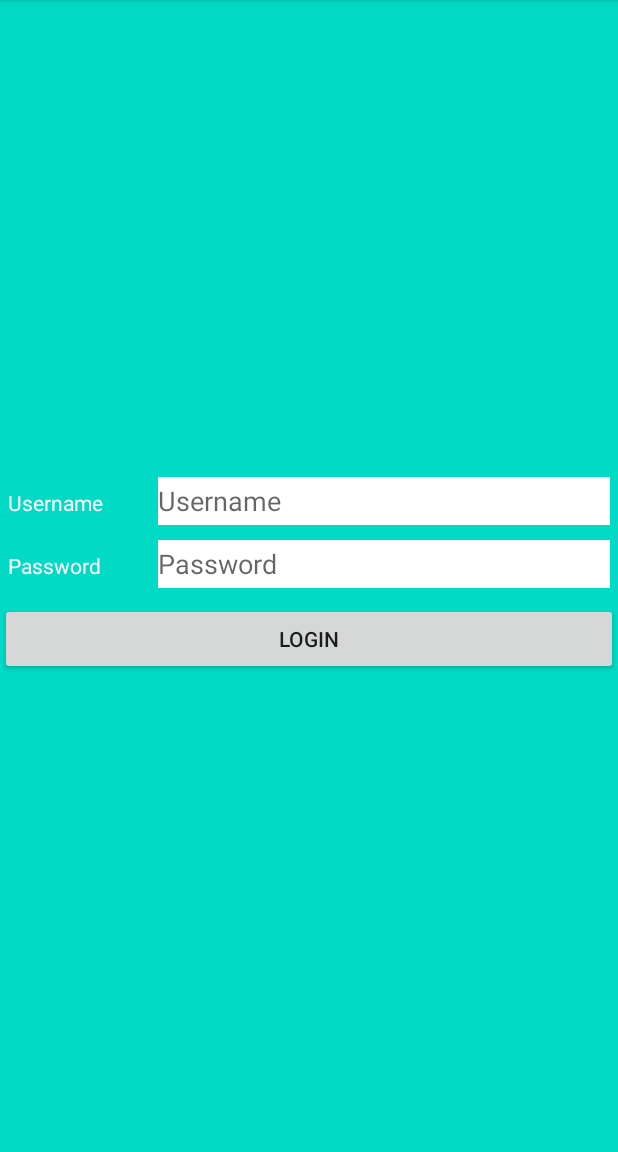
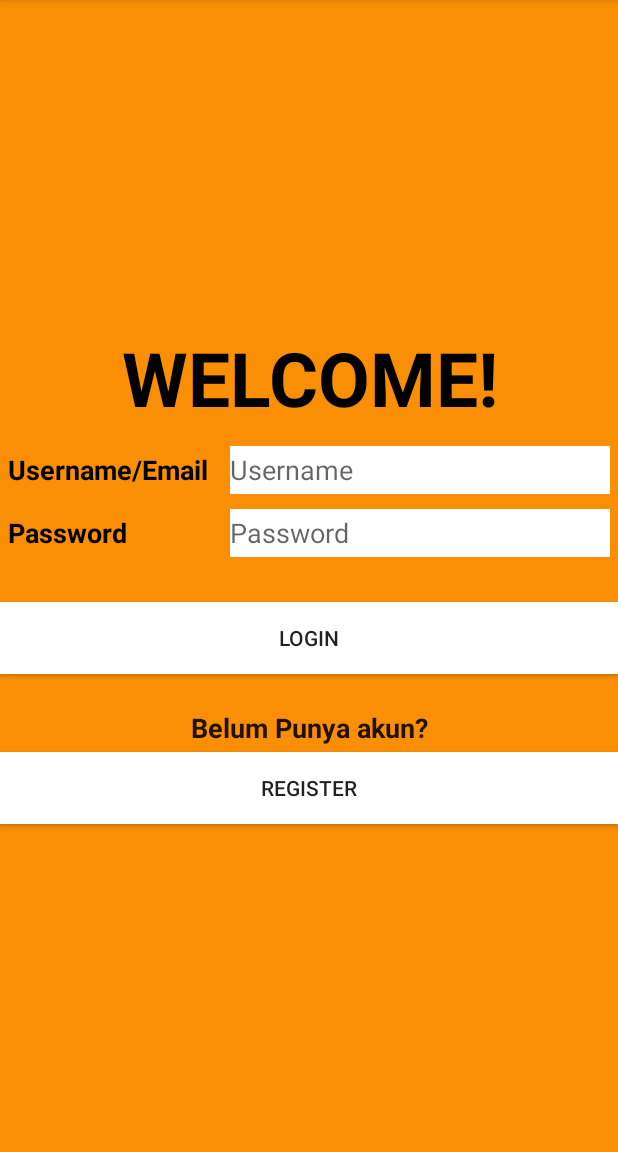
Before and after one commit to Fransiskusdeli/PemrogramanAndroid, an Android app: the screen it shows after launch (LoginActivity), after a tap on "LOGIN", on a phone screen of 412 x 824 dp, the part 84-1236 px from its top. Run offline under Robolectric (Android 15) with nearby library versions, the light colour scheme and no system bars.

Commit message:
Master commit (T7)

```diff
--- /dev/null
+++ b/HelloWorld/app/src/main/java/com/example/helloworld/DatabaseHelper.java
@@ -0,0 +1,58 @@
+package com.example.helloworld;
+
+import android.content.ContentValues;
+import android.content.Context;
+import android.database.Cursor;
+import android.database.sqlite.SQLiteDatabase;
+import android.database.sqlite.SQLiteOpenHelper;
+
+public class DatabaseHelper extends SQLiteOpenHelper {
+
+    public static final String database_name = "db_login";
+    public static final String table_name = "table_login";
+
+    public static final String row_id = "_id";
+    public static final String row_username = "Username";
+    public static final String row_password = "Password";
+
+    private SQLiteDatabase db;
+
+    public DatabaseHelper(Context context) {
+        super(context, database_name, null, 2);
+        db = getWritableDatabase();
+    }
+
+    @Override
+    public void onCreate(SQLiteDatabase db) {
+        String query = "CREATE TABLE " + table_name + "(" + row_id + " INTEGER PRIMARY KEY AUTOINCREMENT,"
+                + row_username + " TEXT," + row_password + " TEXT)";
+        db.execSQL(query);
+    }
+
+    @Override
+    public void onUpgrade(SQLiteDatabase db, int oldVersion, int newVersion) {
+        db.execSQL("DROP TABLE IF EXISTS " + table_name);
+    }
+
+    //Insert Data
+    public void insertData(ContentValues values){
+        db.insert(table_name, null, values);
+    }
+
+
+    public boolean checkUser(String username, String password){
+        String[] columns = {row_id};
+        SQLiteDatabase db = getReadableDatabase();
+        String selection = row_username + "=?" + " and " + row_password + "=?";
+        String[] selectionArgs = {username,password};
+        Cursor cursor = db.query(table_name, columns, selection, selectionArgs, null, null, null);
+        int count = cursor.getCount();
+        cursor.close();
+        db.close();
+
+        if (count>0)
+            return true;
+        else
+            return false;
+    }
+}
--- a/HelloWorld/app/src/main/java/com/example/helloworld/LoginActivity.java
+++ b/HelloWorld/app/src/main/java/com/example/helloworld/LoginActivity.java
@@ -1,9 +1,12 @@
 package com.example.helloworld;
 
 import androidx.appcompat.app.AppCompatActivity;
-
+import android.database.Cursor;
 import android.content.Intent;
+import android.os.Build;
 import android.os.Bundle;
+import android.text.Html;
+import android.text.Spanned;
 import android.view.View;
 import android.widget.Button;
 import android.widget.EditText;
@@ -16,29 +19,51 @@ public class LoginActivity extends AppCompatActivity {
     private EditText txtUsername;
     private EditText txtPassword;
     private Button btnlogin;
+    private Button btnRegister;
+    DatabaseHelper dbHelper;
 
     @Override
     protected void onCreate(Bundle savedInstanceState) {
         super.onCreate(savedInstanceState);
         setContentView(R.layout.llogin);
-        txtUsername = findViewById(R.id.txtUsername);
-        txtPassword = findViewById(R.id.txtPassword);
-        btnlogin = findViewById(R.id.btnlogin);
+        txtUsername = findViewById(R.id.usernameLogin);
+        txtPassword = findViewById(R.id.passwordLogin);
+        btnRegister = findViewById(R.id.btnRegisterLogin);
+        btnlogin = findViewById(R.id.btnloginLogin);
+        dbHelper = new DatabaseHelper(this);
+//        TextView tvCreateAccount = (TextView)findViewById(R.id.tvCreateAccount);
+
         btnlogin.setOnClickListener(new View.OnClickListener() {
             @Override
 
             public void onClick(View v) {
-                if(txtPassword.getText().toString().equals("admin") && txtUsername.getText().toString().equals("admin")){
+//                if(txtPassword.getText().toString().equals("admin") && txtUsername.getText().toString().equals("admin")){
+//
+//                    Intent i = new Intent( LoginActivity.this, HomeActivity.class);
+//                    Toast.makeText(getApplicationContext(), "Welcome "+ txtUsername.getText(),   Toast.LENGTH_LONG).show();
+//                    startActivity(i);
+//                }
+//                else{
+//                    Toast.makeText(getApplicationContext(),"Tidak ditemukan "+ txtUsername.getText(), Toast.LENGTH_LONG).show();
+//                }
+                String usernamevalue = txtUsername.getText().toString();
+                String passwordvalue = txtPassword.getText().toString();
+                Boolean res = dbHelper.checkUser(usernamevalue,passwordvalue);
+                if(res == true){
+                    Toast.makeText(LoginActivity.this, "Login Successful", Toast.LENGTH_SHORT).show();
+                    startActivity(new Intent(LoginActivity.this, HomeActivity.class));
+                }else {
+                    Toast.makeText(LoginActivity.this, "Gagal", Toast.LENGTH_SHORT).show();
+                }
 
-                    Intent i = new Intent( LoginActivity.this, HomeActivity.class);
-                    Toast.makeText(getApplicationContext(), "Welcome "+ txtUsername.getText(),   Toast.LENGTH_LONG).show();
-                    startActivity(i);
-                }
-                else{
-                    Toast.makeText(getApplicationContext(),"Tidak ditemukan "+ txtUsername.getText(), Toast.LENGTH_LONG).show();
-                }
             }
-        }
-        );
+        });
+        btnRegister.setOnClickListener(new View.OnClickListener() {
+            @Override
+            public void onClick(View v) {
+                 Intent intent= new Intent(LoginActivity.this, RegisterActivity.class);
+                 startActivity(intent);
+            }
+        });
     }
 }
--- a/HelloWorld/app/src/main/res/layout/llogin.xml
+++ b/HelloWorld/app/src/main/res/layout/llogin.xml
@@ -4,9 +4,23 @@
     android:layout_width="match_parent"
     android:layout_height="match_parent"
     android:orientation="vertical"
-    android:background="@color/colorAccent"
+    android:background="@color/kuning"
     android:gravity="center_vertical"
     tools:ignore="MissingDefaultResource">
+
+        <TextView
+            android:layout_width="match_parent"
+            android:layout_height="79dp"
+            android:layout_weight="0"
+            android:gravity="center_horizontal"
+            android:text="WELCOME!"
+            android:textColor="#000000"
+
+            android:textSize="50dp"
+            android:textStyle="bold" />
+
+
+
 
     <LinearLayout
         android:layout_width="match_parent"
@@ -18,22 +32,25 @@
         android:paddingRight="5dp">
 
         <TextView
-            android:layout_width="0dp"
+            android:layout_width="64dp"
             android:layout_height="32dp"
             android:layout_weight="0.25"
             android:gravity="center_vertical"
-            android:textColor="#FFFFFF"
-            android:text="Username" />
+            android:text="Username/Email"
+            android:textColor="#000000"
+            android:textSize="18dp"
+            android:textStyle="bold" />
 
         <EditText
-            android:id="@+id/txtUsername"
-            android:hint="Username"
+            android:id="@+id/usernameLogin"
             android:layout_width="0dp"
             android:layout_height="32dp"
             android:layout_weight="0.75"
             android:background="@color/colorWhite"
             android:gravity="center_vertical"
-            />
+            android:hint="Username"
+
+            tools:ignore="DuplicateIds" />
     </LinearLayout>
 
     <LinearLayout
@@ -48,15 +65,17 @@
 
         <TextView
             android:id="@+id/textView"
-            android:layout_width="0dp"
+            android:layout_width="64dp"
+            android:layout_height="32dp"
             android:layout_weight="0.25"
-            android:layout_height="32dp"
             android:gravity="center_vertical"
-            android:textColor="#FFFFFF"
-            android:text="Password"/>
+            android:text="Password"
+            android:textColor="#000000"
+            android:textSize="18dp"
+            android:textStyle="bold" />
 
         <EditText
-            android:id="@+id/txtPassword"
+            android:id="@+id/passwordLogin"
             android:hint="Password"
             android:inputType="textPassword"
             android:layout_width="0dp"
@@ -67,10 +86,42 @@
             android:background="@color/colorWhite"/>
     </LinearLayout>
     <Button
-        android:id="@+id/btnlogin"
+        android:id="@+id/btnloginLogin"
         android:layout_width="match_parent"
         android:layout_height="wrap_content"
         android:paddingLeft="5dp"
         android:paddingRight="5dp"
+        android:layout_marginTop="20dp"
+        android:background="@color/colorWhite"
         android:text="Login"/>
+
+
+    <LinearLayout
+        android:layout_width="match_parent"
+        android:layout_height="32dp"
+        android:gravity="center_vertical"
+        android:orientation="horizontal"
+        android:layout_marginTop="20dp"
+        >
+
+        <EditText
+            android:id="@+id/txtOR"
+            android:layout_width="match_parent"
+            android:layout_height="79dp"
+            android:gravity="center"
+            android:text="Belum Punya akun?"
+            android:textStyle="bold" />
+    </LinearLayout>
+
+    <Button
+        android:id="@+id/btnRegisterLogin"
+        android:layout_width="match_parent"
+        android:layout_height="wrap_content"
+        android:layout_marginTop="0dp"
+        android:paddingLeft="5dp"
+        android:paddingRight="5dp"
+        android:background="@color/colorWhite"
+        android:text="Register" />
+
+
 </LinearLayout>
--- a/HelloWorld/app/src/main/res/values/colors.xml
+++ b/HelloWorld/app/src/main/res/values/colors.xml
@@ -4,4 +4,10 @@
     <color name="colorPrimaryDark">#3700B3</color>
     <color name="colorAccent">#03DAC5</color>
     <color name="colorWhite">#FFFFFF</color>
+    <color name="colorGreen">#25FD03</color>
+    <color name="colorPurple">#2D0073</color>
+    <color name="purplemuda">#6504FC</color>
+    <color name="kuning">#FA8F05</color>
+    <color name="merah">#FA1405</color>
+    <color name="orange">#FA7105</color>
 </resources>
```
Also changed, not shown: HelloWorld/app/src/main/AndroidManifest.xml (+8 -5 lines), HelloWorld/app/src/main/java/com/example/helloworld/RegisterActivity.java (added, +66 -0 lines), HelloWorld/app/src/main/res/layout/activity_register.xml (added, +119 -0 lines), 1 other file.
